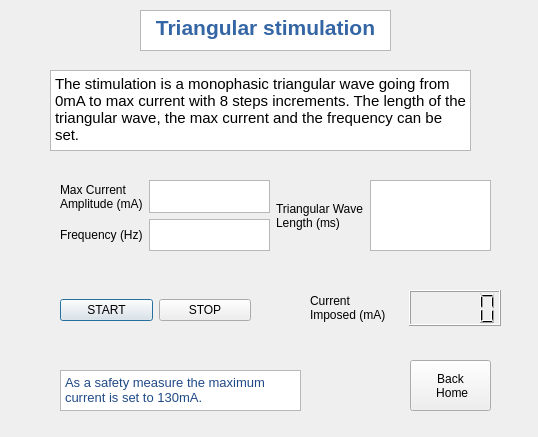
The window that _Stimulation/stimulation_GUI/triangularstim.ui (annasparapani/MScThesis_tSCS) describes before a commit, drawn with Qt 5.
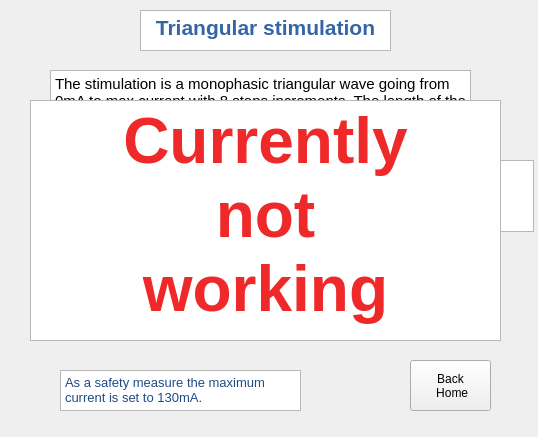
The same window after the commit.

What changed in the file:
```diff
--- a/_Stimulation/stimulation_GUI/triangularstim.ui
+++ b/_Stimulation/stimulation_GUI/triangularstim.ui
@@ -131,16 +131,14 @@
    <property name="geometry">
     <rect>
      <x>60</x>
-     <y>180</y>
-     <width>431</width>
-     <height>71</height>
+     <y>160</y>
+     <width>201</width>
+     <height>81</height>
     </rect>
    </property>
-   <layout class="QHBoxLayout" name="horizontalLayout_5">
-    <item>
      <layout class="QHBoxLayout" name="horizontalLayout_2">
       <item>
-       <layout class="QVBoxLayout" name="verticalLayout">
+     <layout class="QVBoxLayout" name="verticalLayout_2">
         <item>
          <widget class="QLabel" name="Label_MaxCurrentAmplitude">
           <property name="text">
@@ -159,7 +157,7 @@
        </layout>
       </item>
       <item>
-       <layout class="QVBoxLayout" name="verticalLayout_2">
+     <layout class="QVBoxLayout" name="verticalLayout">
         <item>
          <widget class="QPlainTextEdit" name="plainTextEdit_maxCurrent"/>
         </item>
@@ -169,12 +167,18 @@
        </layout>
       </item>
      </layout>
-    </item>
-    <item>
+  </widget>
+  <widget class="QWidget" name="layoutWidget">
+   <property name="geometry">
+    <rect>
+     <x>270</x>
+     <y>160</y>
+     <width>264</width>
+     <height>72</height>
+    </rect>
+   </property>
      <layout class="QHBoxLayout" name="horizontalLayout_4">
       <item>
-       <layout class="QVBoxLayout" name="verticalLayout_3">
-        <item>
          <widget class="QLabel" name="Label_WaveLength">
           <property name="text">
            <string>Triangular Wave
@@ -182,18 +186,29 @@
           </property>
          </widget>
         </item>
-       </layout>
-      </item>
-      <item>
-       <layout class="QVBoxLayout" name="verticalLayout_4">
         <item>
          <widget class="QPlainTextEdit" name="plainTextEdit_WaveLength"/>
         </item>
        </layout>
-      </item>
-     </layout>
-    </item>
-   </layout>
+  </widget>
+  <widget class="QTextBrowser" name="Text_Description_2">
+   <property name="geometry">
+    <rect>
+     <x>30</x>
+     <y>100</y>
+     <width>471</width>
+     <height>241</height>
+    </rect>
+   </property>
+   <property name="html">
+    <string>&lt;!DOCTYPE HTML PUBLIC &quot;-//W3C//DTD HTML 4.0//EN&quot; &quot;http://www.w3.org/TR/REC-html40/strict.dtd&quot;&gt;
+&lt;html&gt;&lt;head&gt;&lt;meta name=&quot;qrichtext&quot; content=&quot;1&quot; /&gt;&lt;style type=&quot;text/css&quot;&gt;
+p, li { white-space: pre-wrap; }
+&lt;/style&gt;&lt;/head&gt;&lt;body style=&quot; font-family:'Ubuntu'; font-size:11pt; font-weight:400; font-style:normal;&quot;&gt;
+&lt;p align=&quot;center&quot; style=&quot; margin-top:0px; margin-bottom:0px; margin-left:0px; margin-right:0px; -qt-block-indent:0; text-indent:0px;&quot;&gt;&lt;span style=&quot; font-size:48pt; font-weight:600; color:#ef2929;&quot;&gt;Currently&lt;/span&gt;&lt;/p&gt;
+&lt;p align=&quot;center&quot; style=&quot; margin-top:0px; margin-bottom:0px; margin-left:0px; margin-right:0px; -qt-block-indent:0; text-indent:0px;&quot;&gt;&lt;span style=&quot; font-size:48pt; font-weight:600; color:#ef2929;&quot;&gt; not &lt;/span&gt;&lt;/p&gt;
+&lt;p align=&quot;center&quot; style=&quot; margin-top:0px; margin-bottom:0px; margin-left:0px; margin-right:0px; -qt-block-indent:0; text-indent:0px;&quot;&gt;&lt;span style=&quot; font-size:48pt; font-weight:600; color:#ef2929;&quot;&gt;working&lt;/span&gt;&lt;/p&gt;&lt;/body&gt;&lt;/html&gt;</string>
+   </property>
   </widget>
  </widget>
  <resources/>
```
Lines whose indentation alone changed are shown as unchanged.
